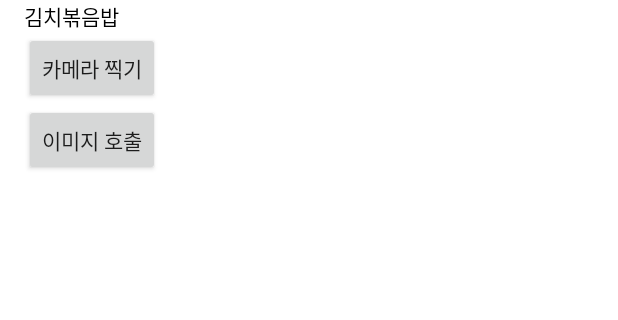
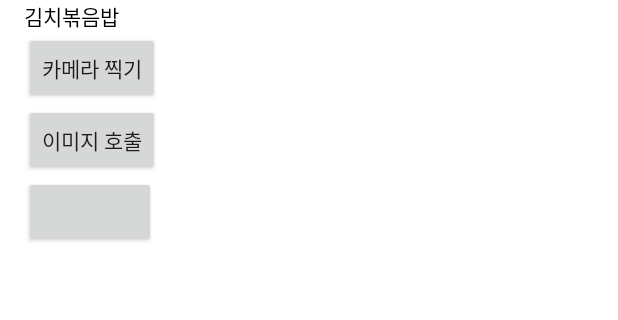
Before and after one commit to HwanIk/AndroidWear, an Android app: the MenuChoice screen opened directly, with no data from a screen before it, on a phone screen of 412 x 824 dp, the part 210-530 px from its top. Run offline under Robolectric (Android 15) with nearby library versions, the phone set to English and light mode, and no system bars; our stand-ins replace Picasso; libraries missing offline, so code that uses them is left out: com.google.android.imageloader, com.parse; pictures from the network do not load; 1 statement that could not run was skipped.

Commit message:
image_load_complete

```diff
--- a/WearCook/app/src/main/java/com/antonioleiva/wearcook/MenuChoice.java
+++ b/WearCook/app/src/main/java/com/antonioleiva/wearcook/MenuChoice.java
@@ -3,6 +3,7 @@ package com.antonioleiva.wearcook;
 import android.app.Activity;
 import android.app.Notification;
 import android.app.PendingIntent;
+import android.app.ProgressDialog;
 import android.content.Intent;
 import android.database.Cursor;
 import android.graphics.Bitmap;
@@ -17,16 +18,25 @@ import android.view.Gravity;
 import android.view.Menu;
 import android.view.MenuItem;
 import android.view.View;
+import android.widget.Button;
+import android.widget.EditText;
+import android.widget.HorizontalScrollView;
 import android.widget.ImageView;
 import android.widget.Toast;
 
+import com.google.android.imageloader.ImageLoader;
 import com.parse.Parse;
 import com.parse.ParseFile;
 import com.parse.ParseObject;
+import com.parse.ParseQuery;
+import com.squareup.picasso.Picasso;
 
 import java.io.ByteArrayOutputStream;
 import java.io.FileNotFoundException;
 import java.io.IOException;
+import java.text.ParseException;
+import java.util.ArrayList;
+import java.util.List;
 
 
 public class MenuChoice extends ActionBarActivity {
@@ -35,11 +45,33 @@ public class MenuChoice extends ActionBarActivity {
     static final int ACTION_NOTIFICATION_ID=2;
     final int REQ_CODE_SELECT_IMAGE=100; //이미지 로드 버튼을 구분하기 위한 상수
 
+    //이미지 로더를 사용해서 여러가지 이미지 출력해보기
+    ImageView ad1,ad2,ad3;
+    List<ParseObject> ob;
+
+    private ImageView imgs[] = new ImageView[3];
+
+    HorizontalScrollView horizontalScrollView1;
+
     @Override
     protected void onCreate(Bundle savedInstanceState) {
         super.onCreate(savedInstanceState);
         setContentView(R.layout.activity_menu_choice);
         Parse.initialize(this, "USjhdBZW0Jsm8jvedZIoc4zm0OdZRvI0lMWNoRUt", "eUkreRV5NNa6iruqmLnbpTqVG6F5Z3MZDT0bWJxo");
+
+        ad1=(ImageView) findViewById(R.id.image_0);
+        ad2=(ImageView) findViewById(R.id.image_1);
+        ad3=(ImageView) findViewById(R.id.image_2);
+        imgs[0] = ad1;
+        imgs[1] = ad2;
+        imgs[2] = ad3;
+
+        /*
+        for (int i = 0; i < 3; i++) {
+            imgs[i] = (ImageView) findViewById(R.id.image + i);
+        }*/
+
+
     }
     @Override
     public boolean onCreateOptionsMenu(Menu menu) {
@@ -131,13 +163,15 @@ public class MenuChoice extends ActionBarActivity {
 
     }
 
+    //카메라 버튼을 누르면 기존에 있는 카메라 어플을 선택하여 이미지를 촬영
     public void camera(View view) {
+        //안드로이드에서 지원하는 인텐트를 통해서 카메라 액티비티?로 접근한다.
         Intent intent=new Intent(MediaStore.ACTION_IMAGE_CAPTURE);
         intent.setFlags(Intent.FLAG_ACTIVITY_NEW_TASK);
         startActivity(intent);
 
         }
-
+    //이미지의 경로와 이름을 받아오는 함수
     public String getImageNameToUri(Uri data) {
         String[] proj = { MediaStore.Images.Media.DATA };
         Cursor cursor = managedQuery(data, proj, null, null, null);
@@ -150,17 +184,19 @@ public class MenuChoice extends ActionBarActivity {
 
         return imgName;
     }
+    //이미지를 불러와서 출력, 서버에 저장하는 함수
     public void load_image(View view) {
-        //버튼 클릭 로직
+        //갤러리를 불러오는 과정
         Intent intent = new Intent(Intent.ACTION_PICK);
         intent.setType(android.provider.MediaStore.Images.Media.CONTENT_TYPE);
         intent.setData(android.provider.MediaStore.Images.Media.EXTERNAL_CONTENT_URI);
         startActivityForResult(intent, REQ_CODE_SELECT_IMAGE);
     }
+    //load_image함수에서 갤러리를 호출한 후 그 결과 작업에 따른 반환 값을 onActivityResult에서 가진다.
     @Override
     protected void onActivityResult(int requestCode, int resultCode, Intent data) {
         Toast.makeText(getBaseContext(), "resultCode : " + resultCode, Toast.LENGTH_SHORT).show();
-        if(requestCode == REQ_CODE_SELECT_IMAGE){
+        if(requestCode == REQ_CODE_SELECT_IMAGE){ //해당 작업이 이미지 로드라면
             if(resultCode== Activity.RESULT_OK){
                 try {
                     //Uri에서 이미지 이름을 얻어온다.
@@ -173,23 +209,17 @@ public class MenuChoice extends ActionBarActivity {
                     image.setImageBitmap(image_bitmap);
                     Toast.makeText(getBaseContext(), "name_Str : "+name_Str , Toast.LENGTH_SHORT).show();
 
-                    //parse에 이미지 업로드 시키기
+                    //parse에 이미지 업로드 시키기, 이미지 파일을 byte형태로 변환
                     ByteArrayOutputStream byteArray2 = new ByteArrayOutputStream();
                     image_bitmap.compress(Bitmap.CompressFormat.PNG, 100, byteArray2); //png포맷의 품질을 100(%)으로 byteArray2에 저장.
                     byte[] image_to_byte = byteArray2.toByteArray();
 
-        /*
-        //바이트를 비트맵으로 변환 후 이미지뷰에 표시
-        Bitmap bmp = BitmapFactory.decodeByteArray(image,0,image.length);
-        final ImageView Imagecall = (ImageView) findViewById(R.id.callimage);
-        Imagecall.setImageBitmap(bmp);
-        */
                     ParseFile Imagefile = new ParseFile(name_Str,image_to_byte);       //(업로드할 파일,byte[])
 
                     Imagefile.saveInBackground();
 
-                    ParseObject imageApplication = new ParseObject("ImageSaveLoad");
-                    imageApplication.put("imagename", "test");
+                    ParseObject imageApplication = new ParseObject("ImageSaveLoad"); //parse에 만들어진 해당 클래스로 데이터를 업로드한다.
+                    imageApplication.put("imagename", name_Str);
                     imageApplication.put("FileName", Imagefile);
                     imageApplication.saveInBackground();
 
@@ -209,5 +239,32 @@ public class MenuChoice extends ActionBarActivity {
             }
         }
     }
+    //주의!!!!!!!! 에러 : 이미지뷰의 배열의 수와 parse에 업로드 된 수의 싱크를 잘 맞춰야한다.
+    public void multiple_image(View view) {
+        int i=0;
+        //imgl=new ImageLoader((java.net.URLStreamHandlerFactory) getApplication());
+        //imgl=new ImageLoader((java.net.URLStreamHandlerFactory) getApplicationContext());
 
+        // Locate the class table named "Footer" in Parse.com
+        ParseQuery<ParseObject> query = new ParseQuery<ParseObject>("ImageSaveLoad");
+        ob=new ArrayList<ParseObject>();
+        //query.orderByDescending("updatedAt");
+        try {
+            ob.addAll(query.find());
+        } catch (com.parse.ParseException e) {
+            e.printStackTrace();
+        }
+
+        for (ParseObject upload_img : ob) {
+
+            ParseFile image = (ParseFile) upload_img.get("FileName");
+
+            Picasso.with(view.getContext())
+                    .load(image.getUrl())
+                    .into(imgs[i]);
+            i=i+1;
+            //System.out.println("the urls are"+image.getUrl());
+        }
+
+    }
 }
--- a/WearCook/app/src/main/res/layout/activity_menu_choice.xml
+++ b/WearCook/app/src/main/res/layout/activity_menu_choice.xml
@@ -36,12 +36,25 @@
         android:layout_width="wrap_content"
         android:layout_height="wrap_content"
         android:onClick="load_image"/>
+    <Button
+        android:id="@+id/imageTest"
+        android:layout_width="wrap_content"
+        android:layout_height="wrap_content"
+        android:onClick="multiple_image"/>
     <LinearLayout
         android:layout_width="match_parent"
         android:layout_height="wrap_content">
         <ImageView
-            android:id="@+id/image"
-            android:layout_width="200dp"
-            android:layout_height="200dp" />
+            android:id="@+id/image_0"
+            android:layout_width="100dp"
+            android:layout_height="100dp" />
+        <ImageView
+            android:id="@+id/image_1"
+            android:layout_width="100dp"
+            android:layout_height="100dp" />
+        <ImageView
+            android:id="@+id/image_2"
+            android:layout_width="100dp"
+            android:layout_height="100dp" />
     </LinearLayout>
 </LinearLayout>
```
